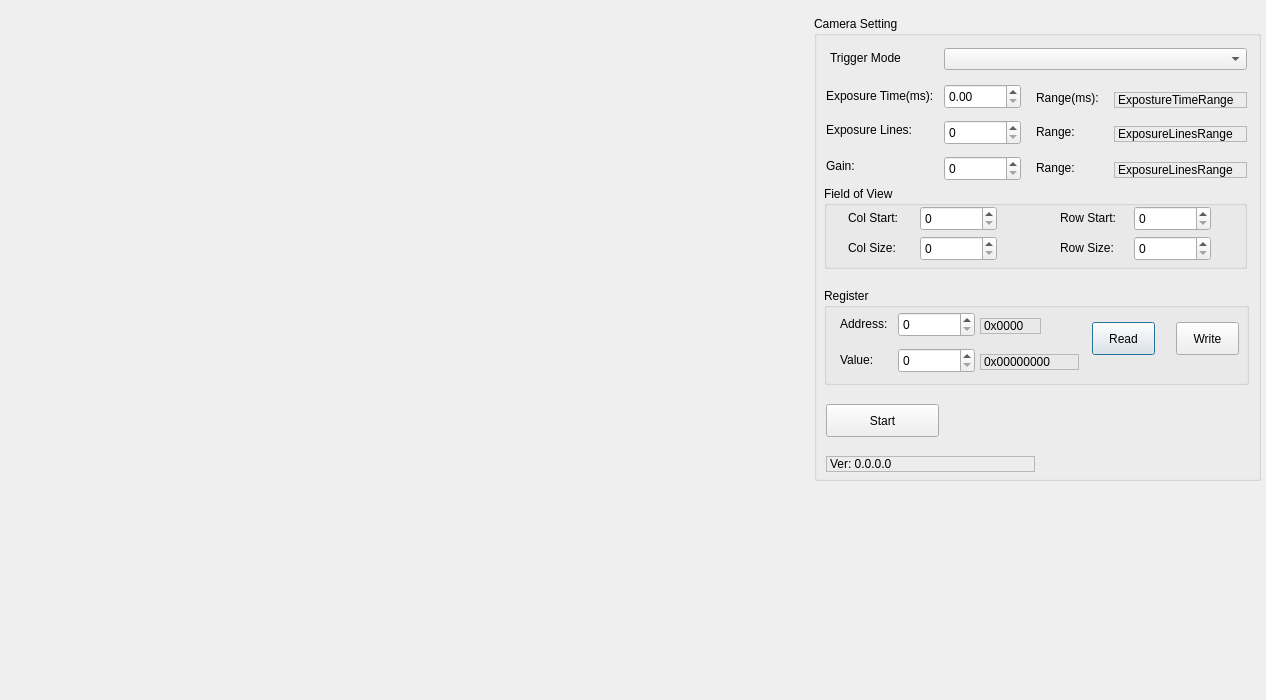
Above: ksjsczapi_demoqt_base/KSJSCZDemoMainWindow.ui from catchbest/ksjscz_demo before the change. Below: the same form after it.
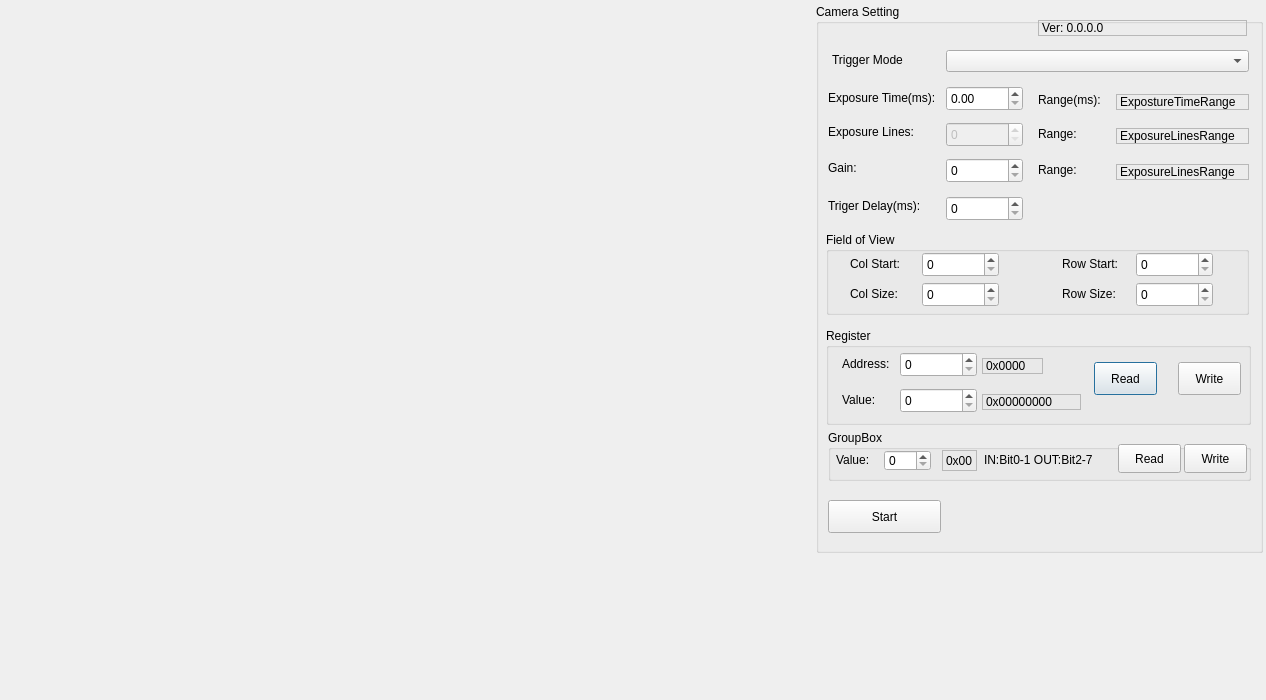
That is the form after the change.

Commit message: update the qt demo with the changed of ksjsczapi

```diff
--- a/ksjsczapi_demoqt_base/KSJSCZDemoMainWindow.ui
+++ b/ksjsczapi_demoqt_base/KSJSCZDemoMainWindow.ui
@@ -16,10 +16,10 @@
   <widget class="QGroupBox" name="UserInputGroupBox">
    <property name="geometry">
     <rect>
-     <x>814</x>
-     <y>16</y>
+     <x>816</x>
+     <y>4</y>
      <width>447</width>
-     <height>465</height>
+     <height>549</height>
     </rect>
    </property>
    <property name="title">
@@ -29,7 +29,7 @@
     <property name="geometry">
      <rect>
       <x>12</x>
-      <y>72</y>
+      <y>86</y>
       <width>115</width>
       <height>16</height>
      </rect>
@@ -42,7 +42,7 @@
     <property name="geometry">
      <rect>
       <x>222</x>
-      <y>74</y>
+      <y>88</y>
       <width>69</width>
       <height>16</height>
      </rect>
@@ -58,7 +58,7 @@
     <property name="geometry">
      <rect>
       <x>300</x>
-      <y>76</y>
+      <y>90</y>
       <width>133</width>
       <height>16</height>
      </rect>
@@ -74,7 +74,7 @@
     <property name="geometry">
      <rect>
       <x>300</x>
-      <y>110</y>
+      <y>124</y>
       <width>133</width>
       <height>16</height>
      </rect>
@@ -90,7 +90,7 @@
     <property name="geometry">
      <rect>
       <x>222</x>
-      <y>108</y>
+      <y>122</y>
       <width>69</width>
       <height>16</height>
      </rect>
@@ -106,7 +106,7 @@
     <property name="geometry">
      <rect>
       <x>12</x>
-      <y>106</y>
+      <y>120</y>
       <width>115</width>
       <height>16</height>
      </rect>
@@ -116,10 +116,13 @@
     </property>
    </widget>
    <widget class="QSpinBox" name="ExpLinesSpinBox">
+    <property name="enabled">
+     <bool>false</bool>
+    </property>
     <property name="geometry">
      <rect>
       <x>130</x>
-      <y>104</y>
+      <y>118</y>
       <width>77</width>
       <height>25</height>
      </rect>
@@ -132,7 +135,7 @@
     <property name="geometry">
      <rect>
       <x>12</x>
-      <y>142</y>
+      <y>156</y>
       <width>115</width>
       <height>16</height>
      </rect>
@@ -145,7 +148,7 @@
     <property name="geometry">
      <rect>
       <x>222</x>
-      <y>144</y>
+      <y>158</y>
       <width>69</width>
       <height>16</height>
      </rect>
@@ -161,7 +164,7 @@
     <property name="geometry">
      <rect>
       <x>300</x>
-      <y>146</y>
+      <y>160</y>
       <width>133</width>
       <height>16</height>
      </rect>
@@ -177,7 +180,7 @@
     <property name="geometry">
      <rect>
       <x>130</x>
-      <y>140</y>
+      <y>154</y>
       <width>77</width>
       <height>25</height>
      </rect>
@@ -190,7 +193,7 @@
     <property name="geometry">
      <rect>
       <x>10</x>
-      <y>170</y>
+      <y>228</y>
       <width>423</width>
       <height>83</height>
      </rect>
@@ -319,7 +322,7 @@
     <property name="geometry">
      <rect>
       <x>130</x>
-      <y>68</y>
+      <y>82</y>
       <width>77</width>
       <height>25</height>
      </rect>
@@ -332,7 +335,7 @@
     <property name="geometry">
      <rect>
       <x>130</x>
-      <y>32</y>
+      <y>46</y>
       <width>303</width>
       <height>22</height>
      </rect>
@@ -342,7 +345,7 @@
     <property name="geometry">
      <rect>
       <x>16</x>
-      <y>34</y>
+      <y>48</y>
       <width>87</width>
       <height>16</height>
      </rect>
@@ -355,7 +358,7 @@
     <property name="geometry">
      <rect>
       <x>10</x>
-      <y>272</y>
+      <y>324</y>
       <width>425</width>
       <height>97</height>
      </rect>
@@ -489,8 +492,8 @@
    <widget class="QLabel" name="StaticText_Version">
     <property name="geometry">
      <rect>
-      <x>12</x>
-      <y>440</y>
+      <x>222</x>
+      <y>16</y>
       <width>209</width>
       <height>16</height>
      </rect>
@@ -506,7 +509,7 @@
     <property name="geometry">
      <rect>
       <x>12</x>
-      <y>388</y>
+      <y>496</y>
       <width>113</width>
       <height>33</height>
      </rect>
@@ -515,6 +518,135 @@
      <string>Start</string>
     </property>
    </widget>
+   <widget class="QGroupBox" name="GPIO">
+    <property name="geometry">
+     <rect>
+      <x>12</x>
+      <y>426</y>
+      <width>423</width>
+      <height>51</height>
+     </rect>
+    </property>
+    <property name="title">
+     <string>GroupBox</string>
+    </property>
+    <widget class="QPushButton" name="WriteGpioPushButton">
+     <property name="geometry">
+      <rect>
+       <x>356</x>
+       <y>14</y>
+       <width>63</width>
+       <height>29</height>
+      </rect>
+     </property>
+     <property name="text">
+      <string>Write</string>
+     </property>
+    </widget>
+    <widget class="QLabel" name="StaticText_18">
+     <property name="geometry">
+      <rect>
+       <x>8</x>
+       <y>22</y>
+       <width>43</width>
+       <height>16</height>
+      </rect>
+     </property>
+     <property name="frameShape">
+      <enum>QFrame::NoFrame</enum>
+     </property>
+     <property name="text">
+      <string>Value:</string>
+     </property>
+    </widget>
+    <widget class="QSpinBox" name="GpioValueSpinBox">
+     <property name="geometry">
+      <rect>
+       <x>56</x>
+       <y>20</y>
+       <width>47</width>
+       <height>21</height>
+      </rect>
+     </property>
+     <property name="maximum">
+      <number>999999</number>
+     </property>
+     <property name="singleStep">
+      <number>1</number>
+     </property>
+    </widget>
+    <widget class="QLabel" name="StaticText_Gpio">
+     <property name="geometry">
+      <rect>
+       <x>114</x>
+       <y>20</y>
+       <width>35</width>
+       <height>21</height>
+      </rect>
+     </property>
+     <property name="frameShape">
+      <enum>QFrame::StyledPanel</enum>
+     </property>
+     <property name="text">
+      <string>0x00</string>
+     </property>
+    </widget>
+    <widget class="QLabel" name="StaticText_21">
+     <property name="geometry">
+      <rect>
+       <x>156</x>
+       <y>22</y>
+       <width>127</width>
+       <height>16</height>
+      </rect>
+     </property>
+     <property name="frameShape">
+      <enum>QFrame::NoFrame</enum>
+     </property>
+     <property name="text">
+      <string>IN:Bit0-1 OUT:Bit2-7</string>
+     </property>
+    </widget>
+    <widget class="QPushButton" name="ReadGpioPushButton">
+     <property name="geometry">
+      <rect>
+       <x>290</x>
+       <y>14</y>
+       <width>63</width>
+       <height>29</height>
+      </rect>
+     </property>
+     <property name="text">
+      <string>Read</string>
+     </property>
+    </widget>
+   </widget>
+   <widget class="QLabel" name="StaticText_12">
+    <property name="geometry">
+     <rect>
+      <x>12</x>
+      <y>194</y>
+      <width>115</width>
+      <height>16</height>
+     </rect>
+    </property>
+    <property name="text">
+     <string>Triger Delay(ms):</string>
+    </property>
+   </widget>
+   <widget class="QSpinBox" name="TrigerDelaySpinBox">
+    <property name="geometry">
+     <rect>
+      <x>130</x>
+      <y>192</y>
+      <width>77</width>
+      <height>25</height>
+     </rect>
+    </property>
+    <property name="maximum">
+     <number>99999</number>
+    </property>
+   </widget>
   </widget>
  </widget>
  <resources/>
```
Left out of the diff: 2 changed lines with no effect on the pictures. The commit also changes 11 other files.
